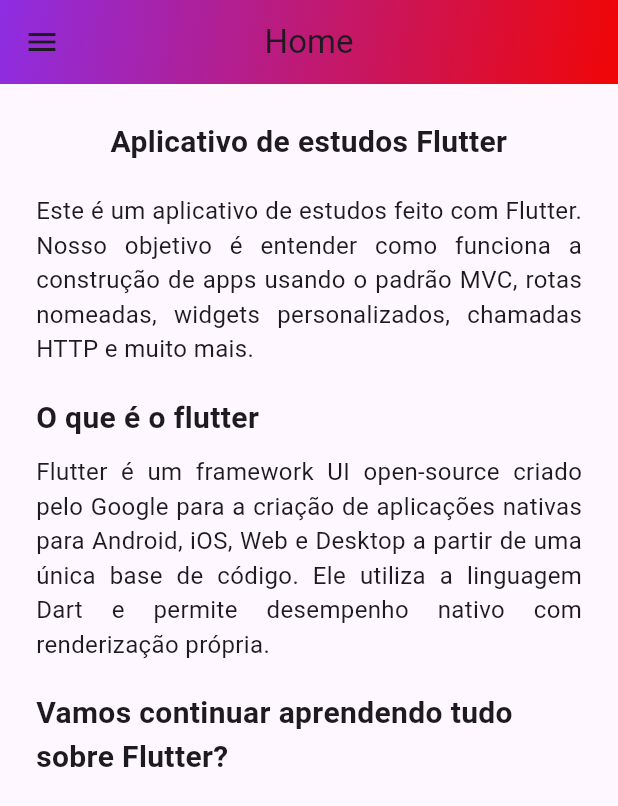
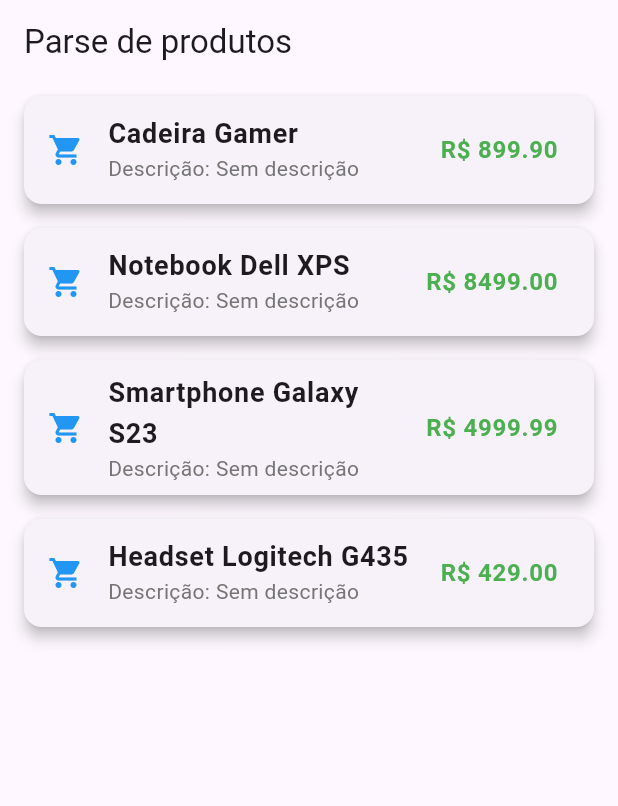
Before and after one commit to JuanCristian08/Utilidades, a Flutter app: the screen it shows after launch, on a phone screen of 412 x 824 dp. Shown: the top 806 px of the screen. Run offline on Flutter 3.47's test engine with Material 3 defaults, Android fonts, the phone set to English and light mode, and no system bars; our stand-ins replace font_awesome_flutter.

Commit message:
isolades

```diff
--- /dev/null
+++ b/assets/data.json
@@ -0,0 +1,8 @@
+{
+"items": [
+    { "nome": "Cadeira Gamer", "categoria": "Móveis", "preco": 899.90 },
+    { "nome": "Notebook Dell XPS", "categoria": "Informática", "preco": 8499.00 },
+    { "nome": "Smartphone Galaxy S23", "categoria": "Telefonia", "preco": 4999.99 },
+    { "nome": "Headset Logitech G435", "categoria": "Acessórios", "preco": 429.00 }
+  ]
+}
--- /dev/null
+++ b/lib/dartAvancado/isolades/product_parse.dart
@@ -0,0 +1,107 @@
+import 'dart:convert';
+
+import 'package:flutter/material.dart';
+
+class ProductParse extends StatefulWidget {
+  const ProductParse({super.key});
+
+  @override
+  State<ProductParse> createState() => _ProductParseState();
+}
+
+class _ProductParseState extends State<ProductParse> {
+  late Future<List<dynamic>> _items;
+
+  @override
+  void initState() {
+    super.initState();
+    _items = loadJson();
+  }
+
+  // Ler dados do json
+  Future<List<dynamic>> loadJson() async {
+    final jsonString = await DefaultAssetBundle.of(context).loadString("assets/data.json");
+    final parsed = json.decode(jsonString);
+    return parsed['items'] as List<dynamic>;
+  }
+
+  @override
+  Widget build(BuildContext context) {
+    return Scaffold(
+      appBar: AppBar(title: const Text("Parse de produtos")),
+      body: FutureBuilder<List<dynamic>>(
+        future: _items,
+        builder: (context, snapshot) {
+          if (snapshot.connectionState == ConnectionState.waiting) {
+            return const Center(
+              child: CircularProgressIndicator(),
+            );
+          } else if (snapshot.hasError) {
+            return Center(
+              child: Text(
+                "Erro: ${snapshot.error}",
+                style: const TextStyle(
+                  color: Colors.red,
+                  fontSize: 16,
+                  fontWeight: FontWeight.bold,
+                ),
+                textAlign: TextAlign.center,
+              ),
+            );
+          } else if (snapshot.hasData) {
+            final products = snapshot.data!;
+            return ListView.builder(
+              itemCount: products.length,
+              itemBuilder: (context, index) {
+                final product = products[index];
+                return Card(
+                  margin: const EdgeInsets.symmetric(vertical: 8, horizontal: 16),
+                  elevation: 4,
+                  child: ListTile(
+                    title: Text(
+                      product['nome'],
+                      style: const TextStyle(
+                        fontSize: 18,
+                        fontWeight: FontWeight.w600,
+                      ),
+                    ),
+                    subtitle: Text(
+                      "Descrição: ${product['descricao'] ?? 'Sem descrição'}",
+                      style: TextStyle(
+                        fontSize: 14,
+                        color: Colors.grey[600],
+                      ),
+                    ),
+                    leading: const Icon(
+                      Icons.shopping_cart,
+                      color: Colors.blue,
+                    ),
+                    trailing: Text(
+                      "R\$ ${product['preco']?.toStringAsFixed(2)}",
+                      style: const TextStyle(
+                        fontSize: 16,
+                        fontWeight: FontWeight.bold,
+                        color: Colors.green,
+                      ),
+                    ),
+                  ),
+                );
+              },
+            );
+          } else {
+            return const Center(
+              child: Text(
+                "Nenhum dado encontrado.",
+                style: TextStyle(
+                  fontSize: 16,
+                  color: Colors.grey,
+                ),
+                textAlign: TextAlign.center,
+              ),
+            );
+          }
+        },
+      ),
+    );
+  }
+}
--- a/lib/main.dart
+++ b/lib/main.dart
@@ -1,6 +1,8 @@
 import 'package:flutter/material.dart';
+import 'package:utilidades/dartAvancado/isolades/product_parse.dart';
+import 'package:utilidades/dartAvancado/stream/busca_com_stream.dart';
 import 'package:utilidades/src/widgets/app_widgets.dart';
 
 void main() {
-  runApp(AppWidgets());
+  runApp(MaterialApp(home: ProductParse(),));
 }
--- a/pubspec.yaml
+++ b/pubspec.yaml
@@ -20,3 +20,4 @@ flutter:
   uses-material-design: true
   assets:
     - assets/images/
+    - assets/data.json
```
Also changed, not shown: lib/dartAvancado/future.dart (added, +68 -0 lines), lib/dartAvancado/future/login.dart (added, +65 -0 lines), lib/dartAvancado/isolades.txt (added, +48 -0 lines), lib/dartAvancado/programacao_assincrona.dart (added, +44 -0 lines), lib/dartAvancado/stream.dart (added, +71 -0 lines), lib/dartAvancado/stream/busca_com_stream.dart (added, +72 -0 lines).
